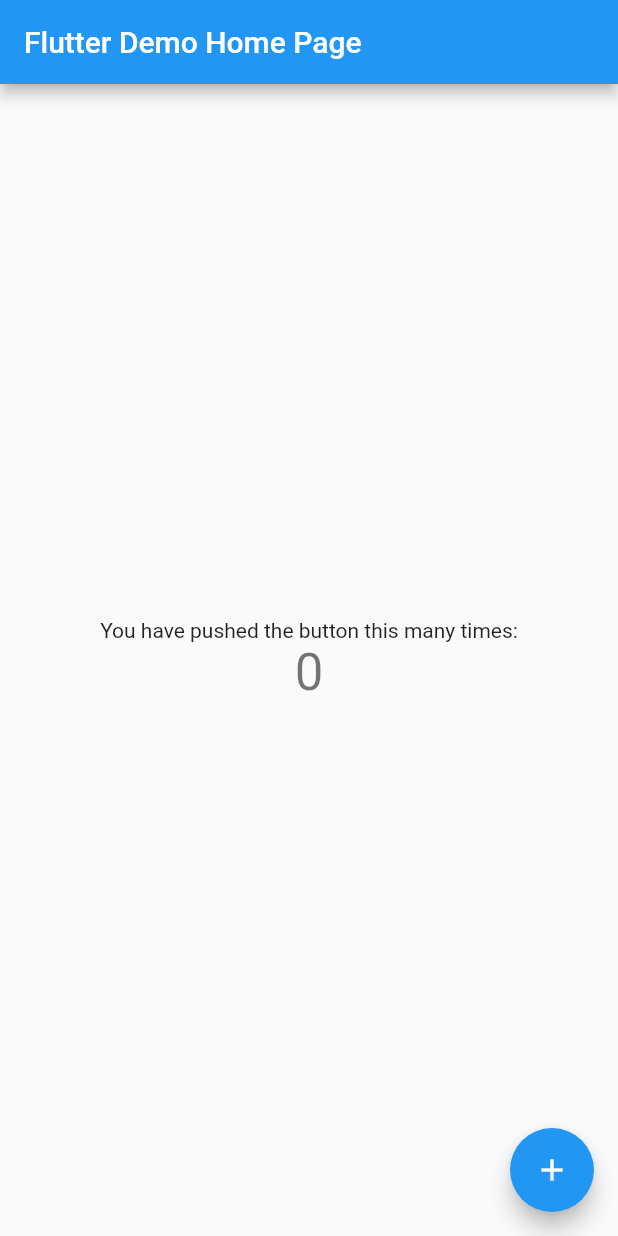
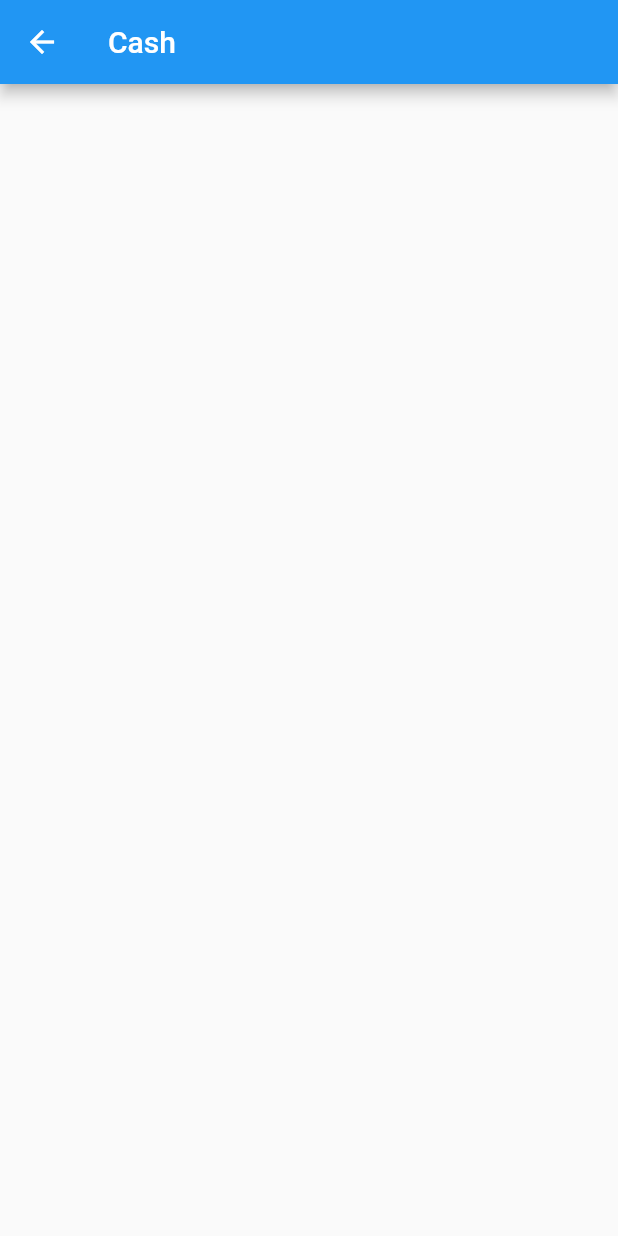
Before and after one commit to kupukctep/exchange, a Flutter app: the screen it shows after launch, on a phone screen of 412 x 824 dp. Run offline on Flutter 3.47's test engine with Material 2 defaults, Android fonts, the phone set to English and light mode, and no system bars.

Commit message:
add cash page

```diff
--- a/exchange_flutter/lib/main.dart
+++ b/exchange_flutter/lib/main.dart
@@ -1,5 +1,6 @@
 import 'package:flutter/material.dart';
 
+import 'pages/cash_page.dart';
 import 'pages/my_home_page.dart';
 
 void main() {
@@ -26,9 +27,10 @@
         // is not restarted.
         primarySwatch: Colors.blue,
       ),
-      initialRoute: '/',
+      initialRoute: '/cash',
       routes: {
         '/': (context) => const MyHomePage(),
+        '/cash': (context) => const CashPage(),
       },
     );
   }
--- /dev/null
+++ b/exchange_flutter/lib/pages/cash_page.dart
@@ -0,0 +1,14 @@
+import 'package:flutter/material.dart';
+
+class CashPage extends StatelessWidget {
+  const CashPage({Key? key}) : super(key: key);
+
+  @override
+  Widget build(BuildContext context) {
+    return Scaffold(
+      appBar: AppBar(
+          title: const Text("Cash")
+      ),
+    );
+  }
+}
```
